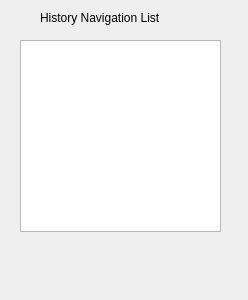
This is plugins/fileio/ontology/widgets/historydockwidget.ui in ZongleiJiao/OntologyViewer as Qt 5 draws it before an edit. The edited form follows.
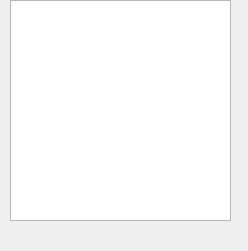
This is the edited form.

Patch:
```diff
--- a/plugins/fileio/ontology/widgets/historydockwidget.ui
+++ b/plugins/fileio/ontology/widgets/historydockwidget.ui
@@ -7,36 +7,23 @@
     <x>0</x>
     <y>0</y>
     <width>248</width>
-    <height>300</height>
+    <height>251</height>
    </rect>
   </property>
   <property name="windowTitle">
    <string>History Navigation</string>
   </property>
   <widget class="QWidget" name="dockWidgetContents">
-   <widget class="QListView" name="listView">
+   <widget class="QTextEdit" name="textEdit">
     <property name="geometry">
      <rect>
-      <x>20</x>
-      <y>40</y>
-      <width>201</width>
-      <height>192</height>
+      <x>10</x>
+      <y>0</y>
+      <width>221</width>
+      <height>221</height>
      </rect>
     </property>
    </widget>
-   <widget class="QLabel" name="label">
-    <property name="geometry">
-     <rect>
-      <x>40</x>
-      <y>10</y>
-      <width>151</width>
-      <height>16</height>
-     </rect>
-    </property>
-    <property name="text">
-     <string>History Navigation List</string>
-    </property>
-   </widget>
   </widget>
  </widget>
  <resources/>
```
